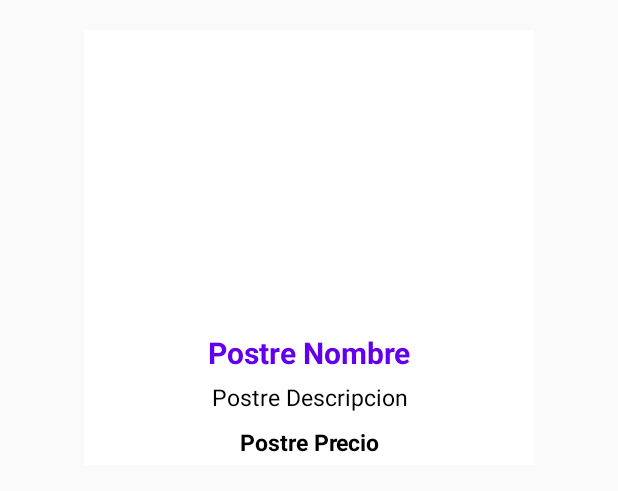
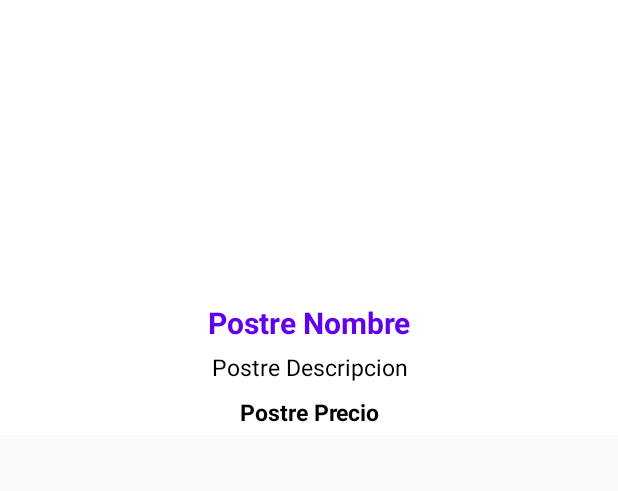
Before and after one commit to carloshuila/EmpredApp, an Android app: the layout activity_postre.xml on its own in the app's theme, with its tools: preview values and no code run, on a phone screen of 412 x 824 dp. Shown: the top 491 px of the screen. Run offline under Robolectric (Android 15) with nearby library versions, the phone set to English and light mode, and no system bars.

```diff
--- a/app/src/main/res/layout/activity_postre.xml
+++ b/app/src/main/res/layout/activity_postre.xml
@@ -10,8 +10,8 @@
     <androidx.core.widget.NestedScrollView
         android:layout_width="match_parent"
         android:layout_height="match_parent"
-        android:layout_margin="10dp"
-        android:padding="10dp">
+        android:layout_margin="0dp"
+        android:padding="0dp">
 
         <LinearLayout
             android:layout_width="match_parent"
@@ -21,14 +21,13 @@
 
             <ImageView
                 android:id="@+id/id_imagen_postre_Act"
-                android:layout_width="300dp"
+                android:layout_width="match_parent"
                 android:layout_height="200dp"
-                android:background="@color/colorBlanco"
-                android:scaleType="centerCrop">
+                android:background="@color/colorBlanco">
             </ImageView>
             <TextView
                 android:id="@+id/id_nombre_postre_Act"
-                android:layout_width="300dp"
+                android:layout_width="match_parent"
                 android:layout_height="30dp"
                 android:text="Postre Nombre"
                 android:textColor="@color/colorPrimary"
@@ -40,7 +39,7 @@
 
             <TextView
                 android:id="@+id/id_descripcion_Postre_Act"
-                android:layout_width="300dp"
+                android:layout_width="match_parent"
                 android:layout_height="30dp"
                 android:text="Postre Descripcion"
                 android:textColor="@color/colorNegro"
@@ -51,7 +50,7 @@
 
             <TextView
                 android:id="@+id/id_precio_Postre_Act"
-                android:layout_width="300dp"
+                android:layout_width="match_parent"
                 android:layout_height="30dp"
                 android:text="Postre Precio"
                 android:textColor="@color/colorNegro"
```
Also changed, not shown: app/src/main/java/edu/aplimovil/emprendapp/categorias/PostreActivity.java (+24 -0 lines).
